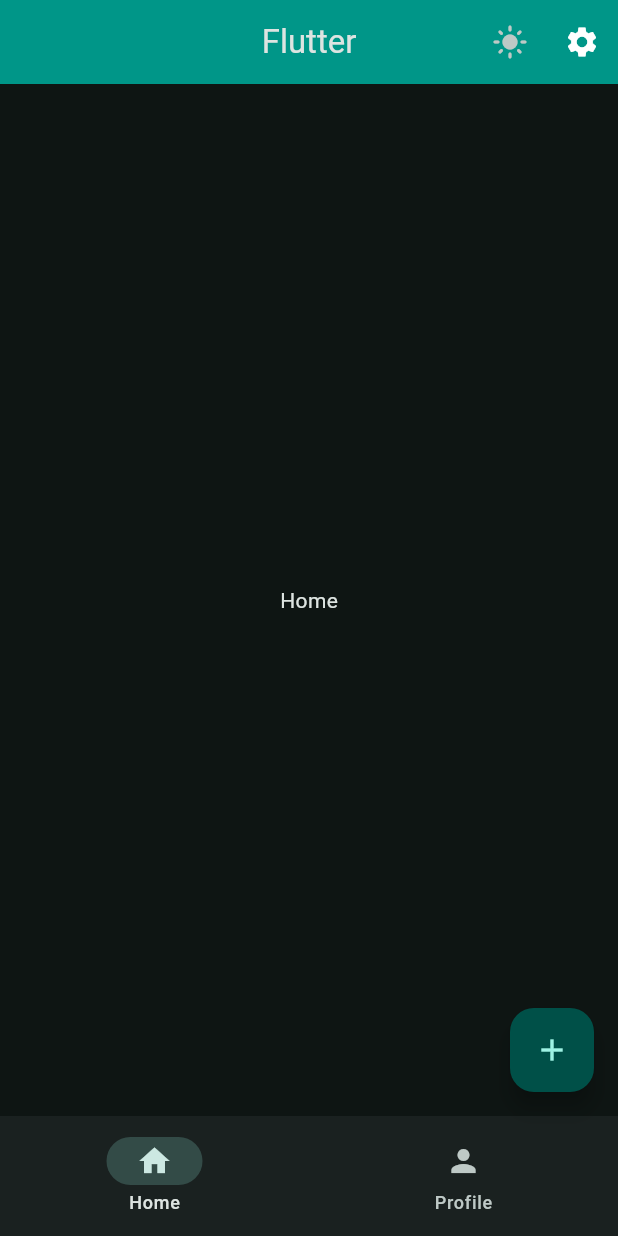
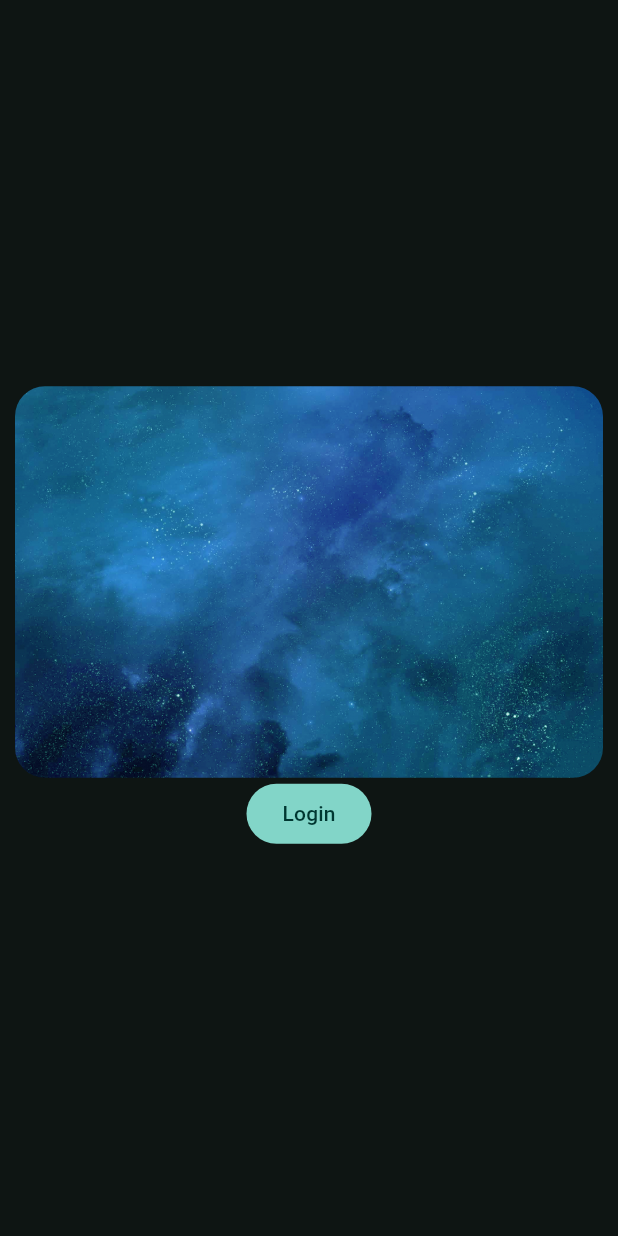
Before and after one commit to assidiqi-git/FlutterMapp-UltimateFlutterTutorial, a Flutter app: the screen it shows after launch, on a phone screen of 412 x 824 dp. Run offline on Flutter 3.47's test engine with Material 3 defaults, Android fonts, the phone set to English and light mode, and no system bars.

Commit message:
Clean UI Widget

```diff
--- a/lib/main.dart
+++ b/lib/main.dart
@@ -1,6 +1,6 @@
 import 'package:flutter/material.dart';
 import 'package:flutter_app/data/notifiers.dart';
-import 'package:flutter_app/views/widget_tree.dart';
+import 'package:flutter_app/views/pages/welcome_page.dart';
 
 void main() {
   runApp(const MyApp());
@@ -22,7 +22,7 @@ class MyApp extends StatelessWidget {
               brightness: isDarkMode ? Brightness.dark : Brightness.light,
             ),
           ),
-          home: WidgetTree(),
+          home: WelcomePage(),
         );
       },
     );
--- a/lib/views/pages/home_pages.dart
+++ /dev/null
@@ -1,10 +0,0 @@
-import 'package:flutter/material.dart';
-
-class HomePages extends StatelessWidget {
-  const HomePages({super.key});
-
-  @override
-  Widget build(BuildContext context) {
-    return Center(child: Text('Home'));
-  }
-}
--- a/lib/views/pages/profile_pages.dart
+++ /dev/null
@@ -1,10 +0,0 @@
-import 'package:flutter/material.dart';
-
-class ProfilePages extends StatelessWidget {
-  const ProfilePages({super.key});
-
-  @override
-  Widget build(BuildContext context) {
-    return Center(child: Text('Profile'));
-  }
-}
--- /dev/null
+++ b/lib/views/pages/welcome_page.dart
@@ -0,0 +1,35 @@
+import 'package:flutter/material.dart';
+import 'package:flutter_app/views/widget_tree.dart';
+import 'package:flutter_app/views/widgets/hero_widget.dart';
+
+class WelcomePage extends StatelessWidget {
+  const WelcomePage({super.key});
+
+  @override
+  Widget build(BuildContext context) {
+    return Scaffold(
+      body: Padding(
+        padding: const EdgeInsets.all(10.0),
+        child: Column(
+          mainAxisAlignment: MainAxisAlignment.center,
+          children: [
+            HeroWidget(),
+            FilledButton(
+              onPressed: () {
+                Navigator.pushReplacement(
+                  context,
+                  MaterialPageRoute(
+                    builder: (context) {
+                      return WidgetTree();
+                    },
+                  ),
+                );
+              },
+              child: Text('Login'),
+            ),
+          ],
+        ),
+      ),
+    );
+  }
+}
--- a/lib/views/widget_tree.dart
+++ b/lib/views/widget_tree.dart
@@ -1,8 +1,8 @@
 import 'package:flutter/material.dart';
 import 'package:flutter_app/data/notifiers.dart';
-import 'package:flutter_app/views/pages/home_pages.dart';
-import 'package:flutter_app/views/pages/profile_pages.dart';
-import 'package:flutter_app/views/pages/settings_pages.dart';
+import 'package:flutter_app/views/pages/home_page.dart';
+import 'package:flutter_app/views/pages/profile_page.dart';
+import 'package:flutter_app/views/pages/settings_page.dart';
 
 import 'widgets/navbar_widget.dart';
 
--- /dev/null
+++ b/lib/views/widgets/hero_widget.dart
@@ -0,0 +1,20 @@
+import 'package:flutter/material.dart';
+
+class HeroWidget extends StatelessWidget {
+  const HeroWidget({super.key});
+
+  @override
+  Widget build(BuildContext context) {
+    return Hero(
+      tag: 'hero1',
+      child: ClipRRect(
+        borderRadius: BorderRadius.circular(20),
+        child: Image.asset(
+          'assets/images/Bg.jpg',
+          color: Colors.tealAccent,
+          colorBlendMode: BlendMode.softLight,
+        ),
+      ),
+    );
+  }
+}
```
Also changed, not shown: lib/data/constants.dart (added, +11 -0 lines), lib/views/pages/home_page.dart (added, +35 -0 lines), lib/views/pages/profile_page.dart (added, +33 -0 lines), lib/views/pages/settings_page.dart (renamed from lib/views/pages/settings_pages.dart, +46 -0 lines).
